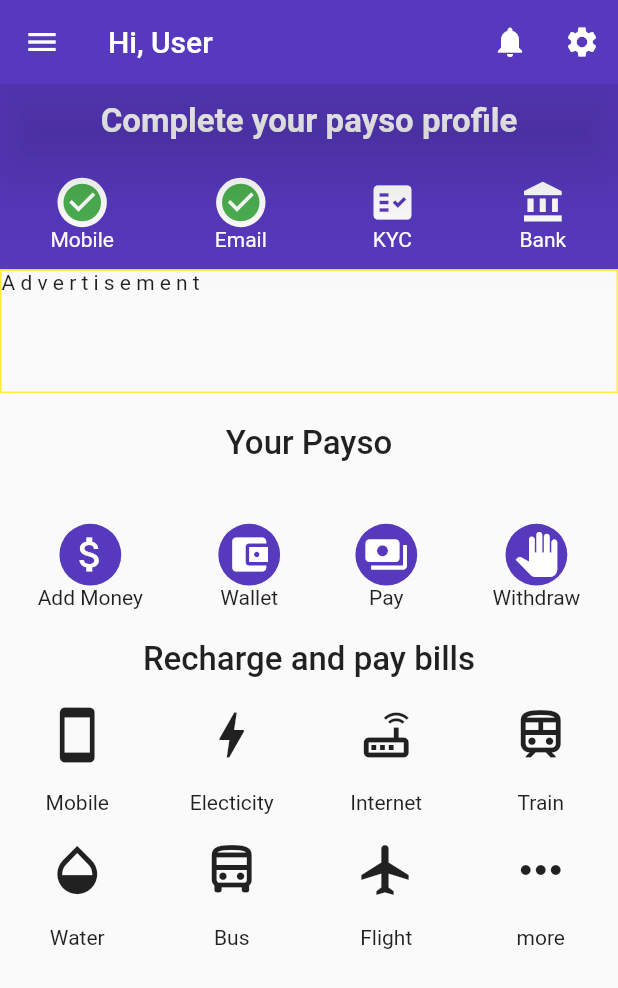
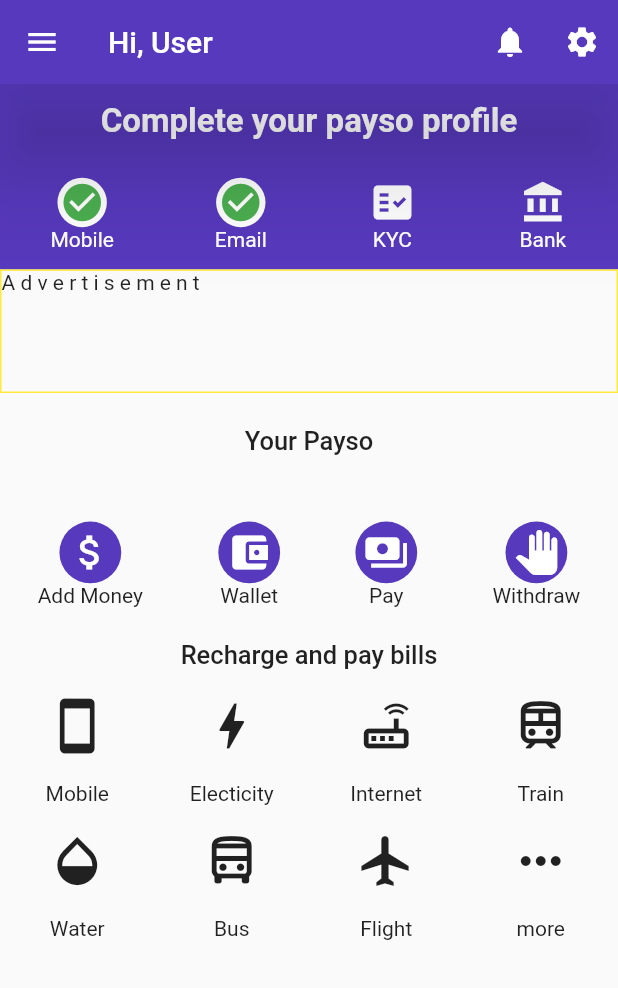
Before and after one commit to paysoapp/payso_getx, a Flutter app: the screen it shows after launch, on a phone screen of 412 x 824 dp. Shown: the top 988 px of the screen. Run offline on Flutter 3.47's test engine with Material 2 defaults, Android fonts, the phone set to English and light mode, and no system bars; our stand-ins replace cloud_firestore, firebase_auth, firebase_core, get, get_storage, local_auth and 2 more; accounts and stored records are empty.

Commit message:
changed font size

```diff
--- a/lib/constants.dart
+++ b/lib/constants.dart
@@ -15,7 +15,7 @@ const cSmallTextStyle = TextStyle(
 
 const cHomeHeadStyle = TextStyle(
   fontWeight: FontWeight.w500,
-  fontSize: 22.0,
+  fontSize: 17.0,
 );
 
 const cTextStyle = TextStyle(
```
